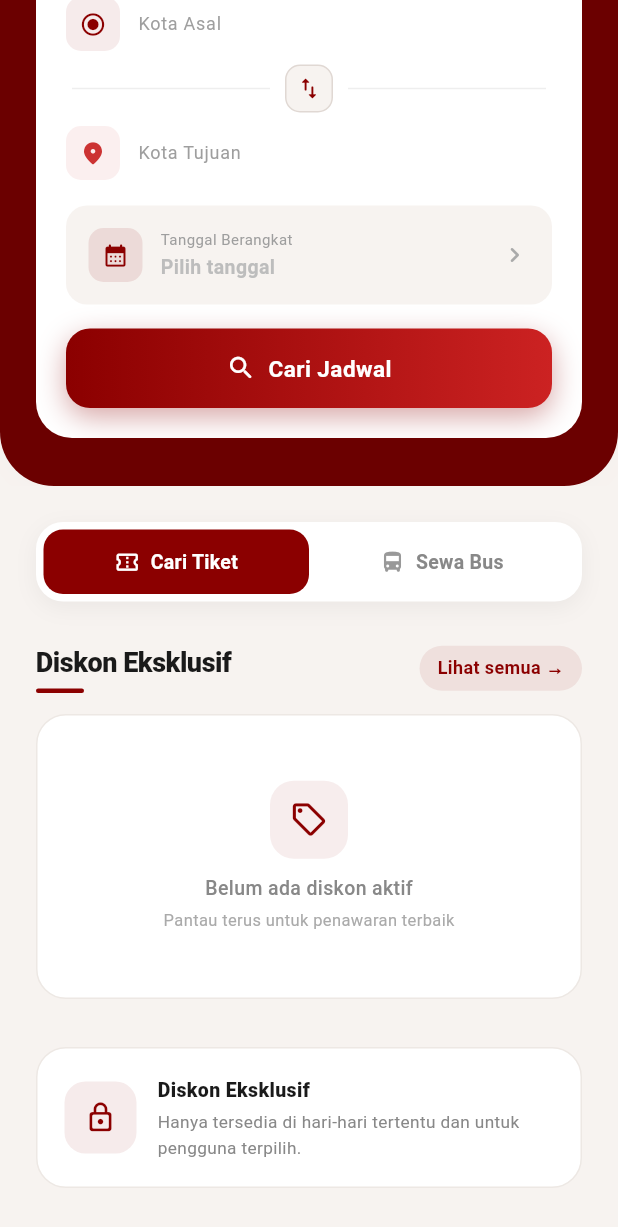
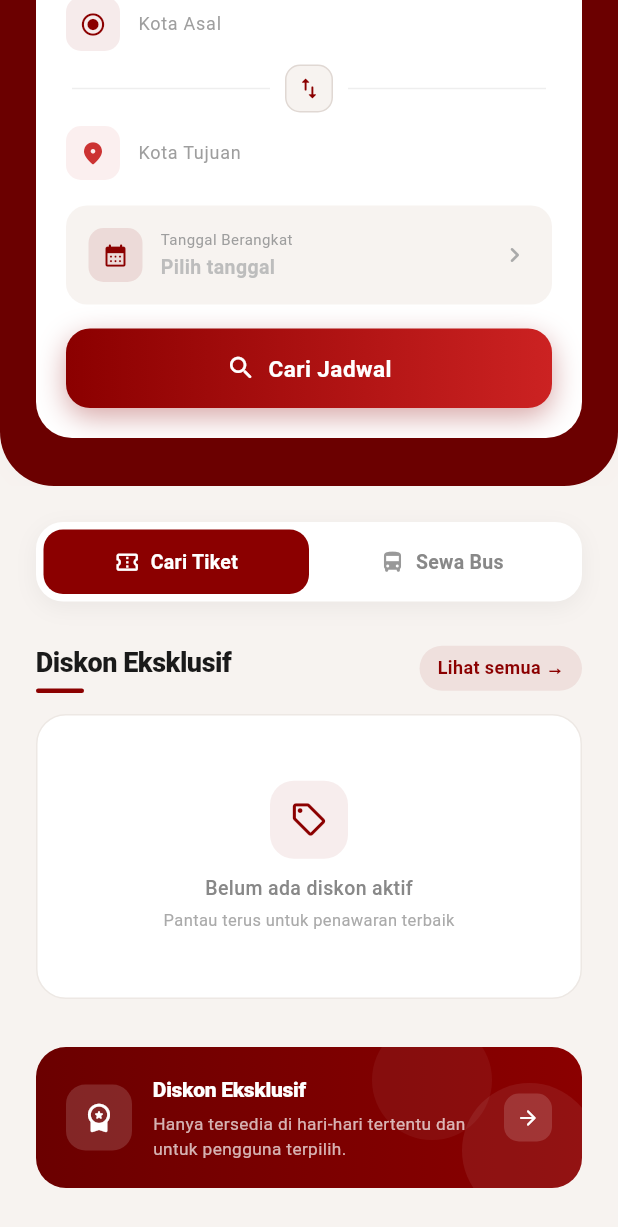
Before and after one commit to Firdo206/88MobileSMT4, a Flutter app: the DashboardPage screen opened directly, scrolled down 186 dp, on a phone screen of 412 x 824 dp. Shown: the top 1227 px of the screen. Run offline on Flutter 3.47's test engine with Material 3 defaults, Android fonts, the phone set to English and light mode, and no system bars; our stand-ins replace app_links, firebase_core, firebase_messaging, flutter_local_notifications, flutter_map, geolocator and 8 more; accounts and stored records are empty; network calls fail.

Commit message:
perbaikan payment rental

```diff
--- a/lib/page/dashboard/dashboard_page.dart
+++ b/lib/page/dashboard/dashboard_page.dart
@@ -29,7 +29,11 @@ class _DashboardPageState extends State<DashboardPage>
   bool isLoading = true;
 
   // ── Carousel ─────────────────────────────────────────────
-  PageController _promoPageController = PageController(viewportFraction: 0.85);
+  static const int _initialPage = 10000;
+  PageController _promoPageController = PageController(
+    viewportFraction: 0.85,
+    initialPage: _initialPage,
+  );
   int _currentPromoIndex = 0;
   Timer? _promoTimer;
   // ─────────────────────────────────────────────────────────
@@ -83,9 +87,8 @@ class _DashboardPageState extends State<DashboardPage>
     if (promoList.length <= 1) return;
     _promoTimer = Timer.periodic(const Duration(seconds: 3), (_) {
       if (!mounted) return;
-      final next = (_currentPromoIndex + 1) % promoList.length;
       _promoPageController.animateToPage(
-        next,
+        _promoPageController.page!.round() + 1,
         duration: const Duration(milliseconds: 600),
         curve: Curves.easeInOut,
       );
@@ -828,19 +831,20 @@ class _DashboardPageState extends State<DashboardPage>
 
     return Column(
       children: [
-        // ── PageView carousel ────────────────────────────────
+        // ── PageView carousel (infinite loop) ───────────────
         SizedBox(
           height: 190,
           child: PageView.builder(
             controller: _promoPageController,
-            itemCount: promoList.length,
+            itemCount: 99999,
             onPageChanged: (index) {
-              setState(() => _currentPromoIndex = index);
+              setState(() => _currentPromoIndex = index % promoList.length);
             },
             itemBuilder: (context, index) {
-              final promo = promoList[index];
+              final promo = promoList[index % promoList.length];
+              final actualIndex = index % promoList.length;
               return AnimatedScale(
-                scale: _currentPromoIndex == index ? 1.0 : 0.93,
+                scale: _currentPromoIndex == actualIndex ? 1.0 : 0.93,
                 duration: const Duration(milliseconds: 300),
                 curve: Curves.easeOut,
                 child: _buildPromoCard(promo: promo),
@@ -1089,29 +1093,42 @@ class _DashboardPageState extends State<DashboardPage>
   Widget _buildInfoBanner() {
     return Padding(
       padding: const EdgeInsets.symmetric(horizontal: 24),
-      child: Container(
-        padding: const EdgeInsets.all(18),
-        decoration: BoxDecoration(
-          color: Colors.white,
+      child: ClipRRect(
         borderRadius: BorderRadius.circular(20),
-          border: Border.all(color: const Color(0xFFEDE8E4)),
+        child: Stack(
+          children: [
+            // Background gradient
+            Container(
+              decoration: const BoxDecoration(
+                gradient: LinearGradient(
+                  colors: [Color(0xFF6B0000), Color(0xFF8B0000)],
+                  begin: Alignment.centerLeft,
+                  end: Alignment.centerRight,
                 ),
+              ),
+              padding: const EdgeInsets.fromLTRB(20, 18, 20, 18),
               child: Row(
                 children: [
+                  // Icon area
+                  Column(
+                    children: [
                       Container(
-              width: 48,
-              height: 48,
+                        width: 44,
+                        height: 44,
                         decoration: BoxDecoration(
-                color: const Color(0xFF8B0000).withOpacity(0.08),
-                borderRadius: BorderRadius.circular(14),
+                          color: Colors.white.withOpacity(0.15),
+                          borderRadius: BorderRadius.circular(13),
                         ),
                         child: const Icon(
-                Icons.lock_outline_rounded,
-                color: Color(0xFF8B0000),
+                          Icons.workspace_premium_rounded,
+                          color: Colors.white,
                           size: 22,
                         ),
                       ),
+                    ],
+                  ),
                   const SizedBox(width: 14),
+                  // Text area
                   const Expanded(
                     child: Column(
                       crossAxisAlignment: CrossAxisAlignment.start,
@@ -1120,20 +1137,63 @@ class _DashboardPageState extends State<DashboardPage>
                           "Diskon Eksklusif",
                           style: TextStyle(
                             fontWeight: FontWeight.w800,
-                      fontSize: 13,
-                      color: Color(0xFF1A1A1A),
+                            fontSize: 14,
+                            color: Colors.white,
+                            letterSpacing: -0.2,
                           ),
                         ),
-                  SizedBox(height: 3),
+                        SizedBox(height: 4),
                         Text(
                           "Hanya tersedia di hari-hari tertentu dan untuk pengguna terpilih.",
                           style: TextStyle(
                             fontSize: 11.5,
-                      color: Color(0xFF888888),
+                            color: Colors.white70,
                             height: 1.5,
                           ),
                         ),
                       ],
+                    ),
+                  ),
+                  const SizedBox(width: 8),
+                  // Arrow chip
+                  Container(
+                    padding: const EdgeInsets.all(8),
+                    decoration: BoxDecoration(
+                      color: Colors.white.withOpacity(0.15),
+                      borderRadius: BorderRadius.circular(10),
+                    ),
+                    child: const Icon(
+                      Icons.arrow_forward_rounded,
+                      color: Colors.white,
+                      size: 16,
+                    ),
+                  ),
+                ],
+              ),
+            ),
+            // Decorative circles
+            Positioned(
+              top: -18,
+              right: 60,
+              child: Container(
+                width: 80,
+                height: 80,
+                decoration: BoxDecoration(
+                  shape: BoxShape.circle,
+                  color: Colors.white.withOpacity(0.05),
+                ),
+              ),
+            ),
+            Positioned(
+              bottom: -20,
+              right: -10,
+              child: Container(
+                width: 90,
+                height: 90,
+                decoration: BoxDecoration(
+                  shape: BoxShape.circle,
+                  color: Colors.white.withOpacity(0.07),
+                ),
               ),
             ),
           ],
--- a/lib/page/payment/payment_page.dart
+++ b/lib/page/payment/payment_page.dart
@@ -69,13 +69,10 @@ class _PaymentPageState extends State<PaymentPage> {
 
   String get type => widget.type;
 
-  // ─────────────────────────────────────────
-  // INIT & DISPOSE
-  // ─────────────────────────────────────────
-
   @override
   void initState() {
     super.initState();
+    debugPrint("DATA RENTAL: ${widget.data}");
     _startCountdown();
     _listenDeepLink();
   }
@@ -86,11 +83,6 @@ class _PaymentPageState extends State<PaymentPage> {
     _timer?.cancel();
     super.dispose();
   }
-
-  // ─────────────────────────────────────────
-  // DEEP LINK
-  // ─────────────────────────────────────────
-
   void _listenDeepLink() {
     _linkSub = _appLinks.uriLinkStream.listen((uri) {
       debugPrint("DEEP LINK RECEIVED: $uri");
@@ -121,20 +113,14 @@ class _PaymentPageState extends State<PaymentPage> {
   // ─────────────────────────────────────────
 
   DateTime? _parseDateTime(dynamic raw) {
-    if (raw == null) return null;
-    final str = raw.toString().trim();
-    if (str.isEmpty) return null;
-    if (!str.contains('+') && !str.toUpperCase().contains('Z')) {
-      return DateTime.tryParse('${str}Z')?.toLocal();
-    }
-    return DateTime.tryParse(str)?.toLocal();
-  }
+  if (raw == null) return null;
+  final str = raw.toString().trim();
+  if (str.isEmpty) return null;
+  return DateTime.tryParse(str);
+}
 
   void _startCountdown() {
-    // Coba ambil expired_at dari backend
     DateTime? expiry = _parseDateTime(widget.data['expired_at']);
-
-    // Fallback: created_at + 24 jam (karena backend tidak kirim expired_at)
     if (expiry == null) {
       final created = _parseDateTime(widget.data['created_at']);
       if (created != null) {
--- a/lib/page/pesanan/detail_pesanan_page.dart
+++ b/lib/page/pesanan/detail_pesanan_page.dart
@@ -924,12 +924,21 @@ class DetailPesananPage extends StatelessWidget {
       );
 
   Widget _infoRow(IconData icon, String label, String value) => Row(
+      crossAxisAlignment: CrossAxisAlignment.start,
       children: [
         Icon(icon, size: 16, color: Colors.grey[500]),
         const SizedBox(width: 8),
         Text(label, style: TextStyle(color: Colors.grey[600], fontSize: 13)),
-          const Spacer(),
-          Text(value, style: const TextStyle(fontWeight: FontWeight.w500, fontSize: 13)),
+        const SizedBox(width: 8),
+        Expanded(
+          child: Text(
+            value,
+            textAlign: TextAlign.right,
+            style: const TextStyle(fontWeight: FontWeight.w500, fontSize: 13),
+            overflow: TextOverflow.visible,
+            softWrap: true,
+          ),
+        ),
       ],
     );
 
--- a/lib/services/api_service.dart
+++ b/lib/services/api_service.dart
@@ -1,6 +1,6 @@
 class ApiService {
-  static const String baseUrl = "http://192.168.1.44/bus_88fix/public/api";
-  static const String storageUrl = "http://192.168.1.44/bus_88fix/public";
+  static const String baseUrl = "http://192.168.1.189/bus_88fix/public/api";
+  static const String storageUrl = "http://192.168.1.189/bus_88fix/public";
   static const String midtransPayment = "$baseUrl/payments/midtrans";
   static const String checkPaymentStatus = "$baseUrl/payments/check";
   static const String midtransPaymentTour = "$baseUrl/tour-bookings/midtrans";
```
Lines whose indentation alone changed are shown as unchanged.
